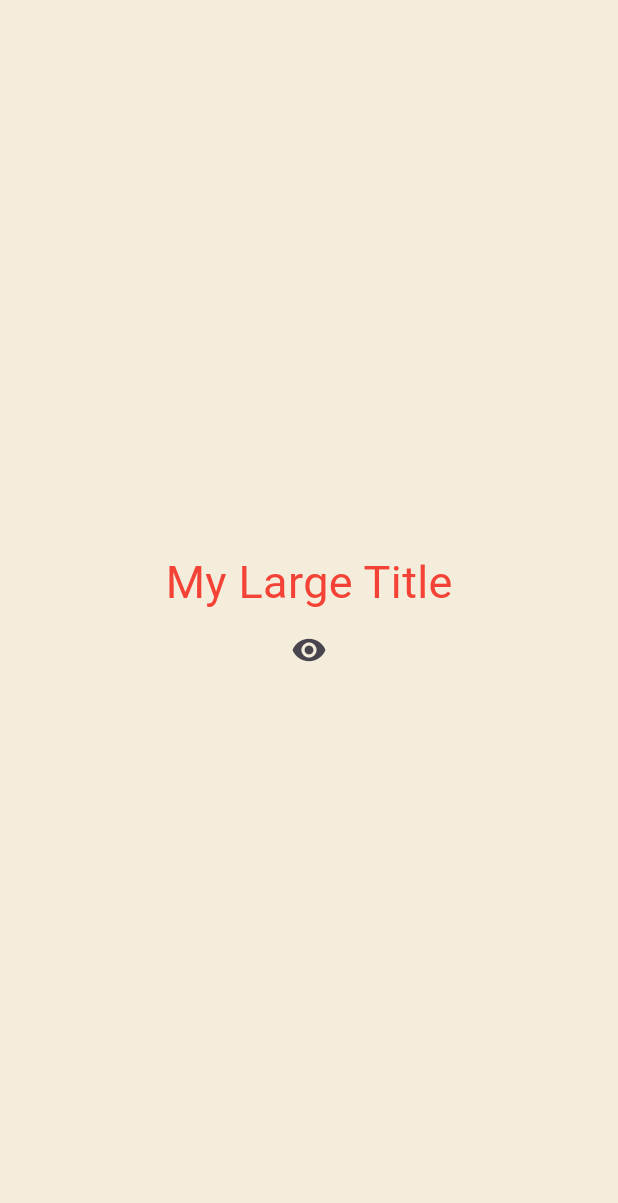
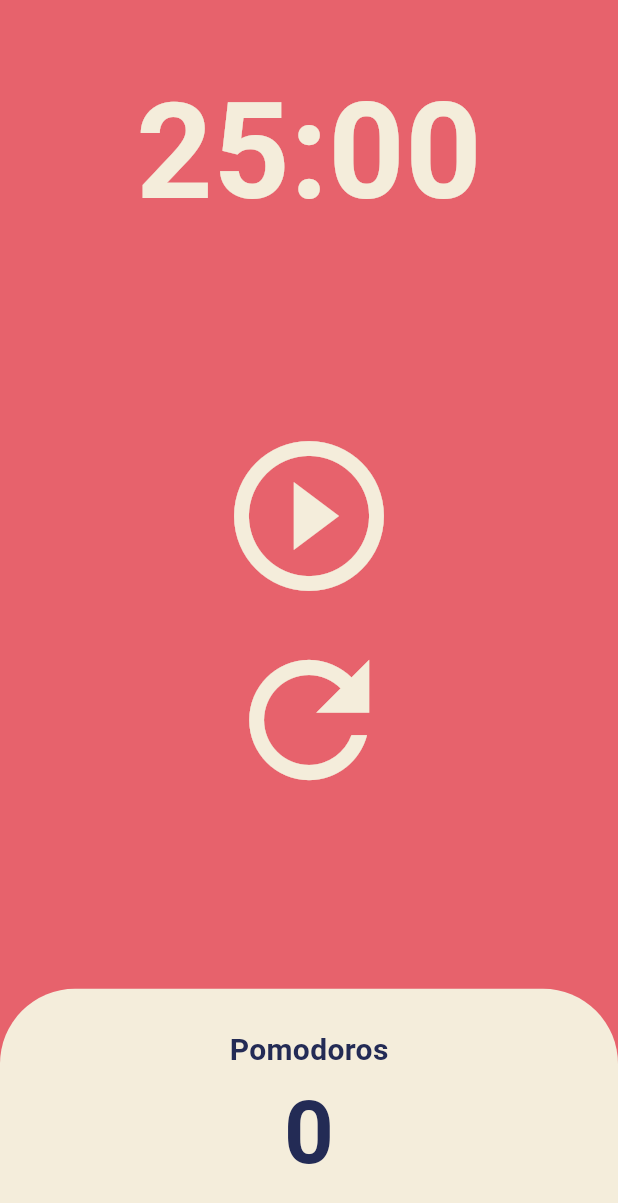
Before and after one commit to MentalJava/stateful, a Flutter app: the screen it shows after launch, on a phone screen of 412 x 824 dp. Shown: the top 1203 px of the screen. Run offline on Flutter 3.47's test engine with Material 3 defaults, Android fonts, the phone set to English and light mode, and no system bars.

Commit message:
pomodoro app

```diff
--- a/lib/main.dart
+++ b/lib/main.dart
@@ -1,91 +1,28 @@
 import 'package:flutter/material.dart';
+import 'package:stateful/screens/home_screen.dart';
 
 void main() {
   runApp(const App());
 }
 
-class App extends StatefulWidget {
+class App extends StatelessWidget {
   const App({super.key});
-
-  @override
-  State<App> createState() => _AppState();
-}
-
-class _AppState extends State<App> {
-  //state 클래스는 앱의 데이터를 가지고 있음.
-  bool showTitle = true;
-
-  void toggleTitle() {
-    setState(() {
-      //!showTitle = !는 부정연산자로 값을 반대로 만듦.
-      showTitle = !showTitle;
-    });
-  }
 
   @override
   Widget build(BuildContext context) {
     return MaterialApp(
       theme: ThemeData(
+        colorScheme: ColorScheme.fromSwatch(
+          backgroundColor: const Color(0xFFE7626C),
+        ),
         textTheme: const TextTheme(
-          titleLarge: TextStyle(
-            color: Colors.red,
+          displayLarge: TextStyle(
+            color: Color(0xFF232B55),
           ),
         ),
+        cardColor: const Color(0xFFF4EDDB),
       ),
-      home: Scaffold(
-        backgroundColor: const Color(0xFFF4EDDB),
-        body: Center(
-          child: Column(
-            mainAxisAlignment: MainAxisAlignment.center,
-            children: [
-              showTitle ? const MyLargeTitle() : const Text("Nothing"),
-              IconButton(
-                onPressed: toggleTitle,
-                icon: const Icon(Icons.remove_red_eye),
-              ),
-            ],
-          ),
-        ),
-      ),
+      home: const HomeScreen(),
     );
   }
 }
-
-class MyLargeTitle extends StatefulWidget {
-  const MyLargeTitle({
-    super.key,
-  });
-
-  @override
-  State<MyLargeTitle> createState() => _MyLargeTitleState();
-}
-
-class _MyLargeTitleState extends State<MyLargeTitle> {
-  @override
-  //상태 초기화 메소드, 쓸 일 거의 없음
-  //부모 요소에 의존하는 데이터 초기화 할때 사용
-  //build전에 초기화 된다.
-  void initState() {
-    super.initState();
-    print("initstate!");
-  }
-
-  @override
-  //위젯이 스크린에서 제거될 때 호출되는 메소드.
-  void dispose() {
-    super.dispose();
-    print("dispose!");
-  }
-
-  @override
-  Widget build(BuildContext context) {
-    return Text(
-      "My Large Title",
-      style: TextStyle(
-        fontSize: 30,
-        color: Theme.of(context).textTheme.titleLarge?.color,
-        //? = 있으면 적용 , ! = 무조건 적용.
-      ),
-    );
-  }
-}
--- /dev/null
+++ b/lib/screens/home_screen.dart
@@ -0,0 +1,154 @@
+import 'package:flutter/material.dart';
+import 'dart:async';
+
+class HomeScreen extends StatefulWidget {
+  const HomeScreen({super.key});
+
+  @override
+  State<HomeScreen> createState() => _HomeScreenState();
+}
+
+class _HomeScreenState extends State<HomeScreen> {
+  static const twentyFiveMinutes = 1500;
+  int totalSeconds = twentyFiveMinutes;
+  bool isRunning = false;
+  int totalpomodoros = 0;
+  late Timer timer;
+
+  void onTick(Timer timer) {
+    if (totalSeconds == 0) {
+      setState(() {
+        totalpomodoros++;
+        isRunning = false;
+        totalSeconds = twentyFiveMinutes;
+      });
+      timer.cancel();
+    } else {
+      setState(() {
+        totalSeconds--;
+      });
+    }
+  }
+
+  void onStartPressed() {
+    timer = Timer.periodic(
+      const Duration(seconds: 1),
+      onTick,
+    );
+    setState(() {
+      isRunning = true;
+    });
+  }
+
+  void onPausePressed() {
+    timer.cancel();
+    setState(() {
+      isRunning = false;
+    });
+  }
+
+  void onResetporessed() {
+    setState(() {
+      totalSeconds = twentyFiveMinutes;
+      isRunning = false;
+    });
+    timer.cancel();
+  }
+
+  String format(int seconds) {
+    var duration = Duration(seconds: seconds);
+    return duration.toString().split(".").first.substring(2, 7);
+  }
+
+  @override
+  Widget build(BuildContext context) {
+    return Scaffold(
+      backgroundColor: Theme.of(context).colorScheme.background,
+      body: Column(
+        children: [
+          Flexible(
+            flex: 1,
+            child: Container(
+              alignment: Alignment.bottomCenter,
+              child: Text(
+                format(totalSeconds),
+                style: TextStyle(
+                  color: Theme.of(context).cardColor,
+                  fontSize: 89,
+                  fontWeight: FontWeight.w600,
+                ),
+              ),
+            ),
+          ),
+          Flexible(
+            flex: 3,
+            child: Container(
+              child: Center(
+                child: Column(
+                  mainAxisAlignment: MainAxisAlignment.center,
+                  children: [
+                    IconButton(
+                      onPressed: isRunning ? onPausePressed : onStartPressed,
+                      icon: Icon(isRunning
+                          ? Icons.pause_circle_outline
+                          : Icons.play_circle_outline),
+                      iconSize: 120,
+                      color: Theme.of(context).cardColor,
+                    ),
+                    IconButton(
+                      onPressed: onResetporessed,
+                      icon: const Icon(Icons.refresh_outlined),
+                      iconSize: 120,
+                      color: Theme.of(context).cardColor,
+                    ),
+                  ],
+                ),
+              ),
+            ),
+          ),
+          Flexible(
+            flex: 1,
+            child: Row(
+              children: [
+                Expanded(
+                  child: Container(
+                    decoration: BoxDecoration(
+                      color: Theme.of(context).cardColor,
+                      borderRadius: const BorderRadius.only(
+                        topRight: Radius.circular(50),
+                        topLeft: Radius.circular(50),
+                      ),
+                    ),
+                    child: Column(
+                      mainAxisAlignment: MainAxisAlignment.center,
+                      children: [
+                        Text(
+                          "Pomodoros",
+                          style: TextStyle(
+                            fontSize: 20,
+                            fontWeight: FontWeight.w600,
+                            color:
+                                Theme.of(context).textTheme.displayLarge?.color,
+                          ),
+                        ),
+                        Text(
+                          "$totalpomodoros",
+                          style: TextStyle(
+                            fontSize: 58,
+                            fontWeight: FontWeight.w600,
+                            color:
+                                Theme.of(context).textTheme.displayLarge?.color,
+                          ),
+                        ),
+                      ],
+                    ),
+                  ),
+                ),
+              ],
+            ),
+          ),
+        ],
+      ),
+    );
+  }
+}
```
